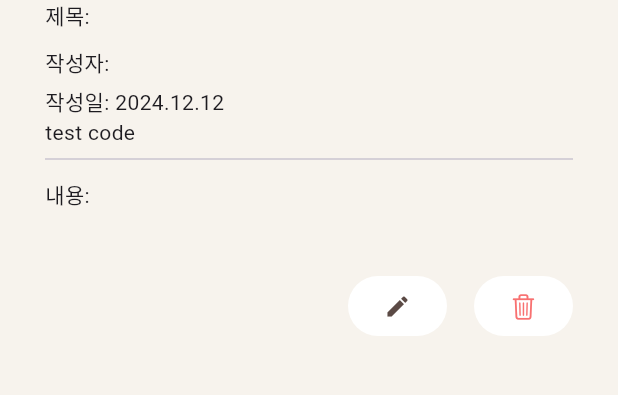
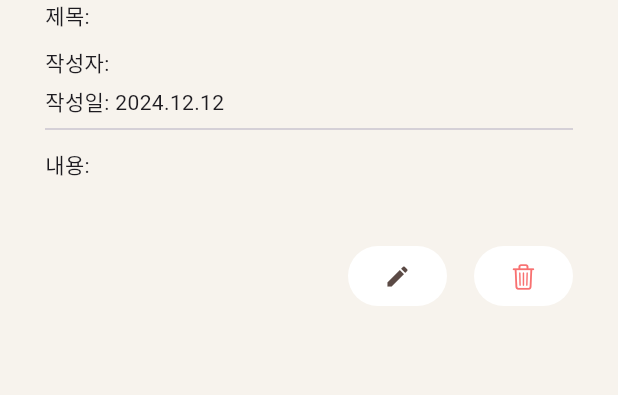
Before and after one commit to freeeeezin/Bookbell, a Flutter app: the ClubDetail screen opened directly with empty values, on a phone screen of 412 x 824 dp, the part 84-479 px from its top. Run offline on Flutter 3.47's test engine with Material 3 defaults, Android fonts, the light colour scheme and no system bars; our stand-ins replace cloud_firestore, firebase_auth, firebase_core, firebase_database, firebase_storage, flutter_animate and 7 more; missing offline and left inert: dart:ffi, flutter_naver_login, text_form_field_wrapper; accounts and stored records are empty.

Commit message:
club_detail

```diff
--- a/lib/screen/community/club_detail/club_detail.dart
+++ b/lib/screen/community/club_detail/club_detail.dart
@@ -61,7 +61,6 @@ class ClubDetail extends StatelessWidget {
               Text("작성자: ${club['creator']}"),
               SizedBox(height: 5,),
               Text("작성일: ${formatDate}"),
-              Text("test code"),
 
               Divider(),
               SizedBox(height: 5,),
```
